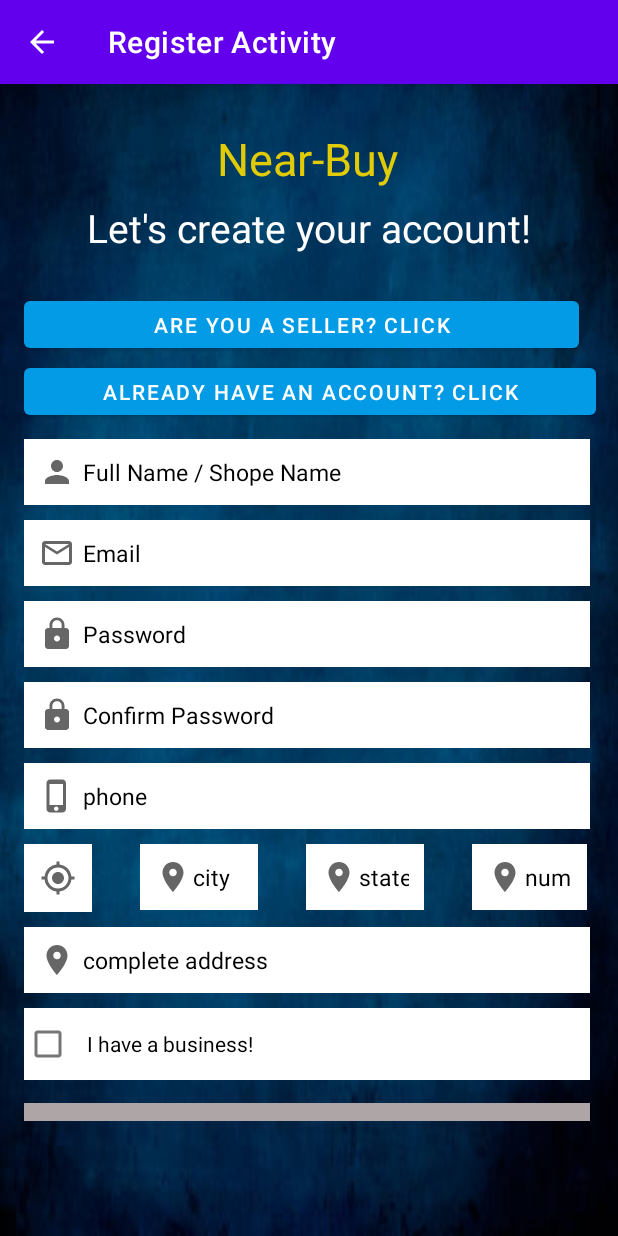
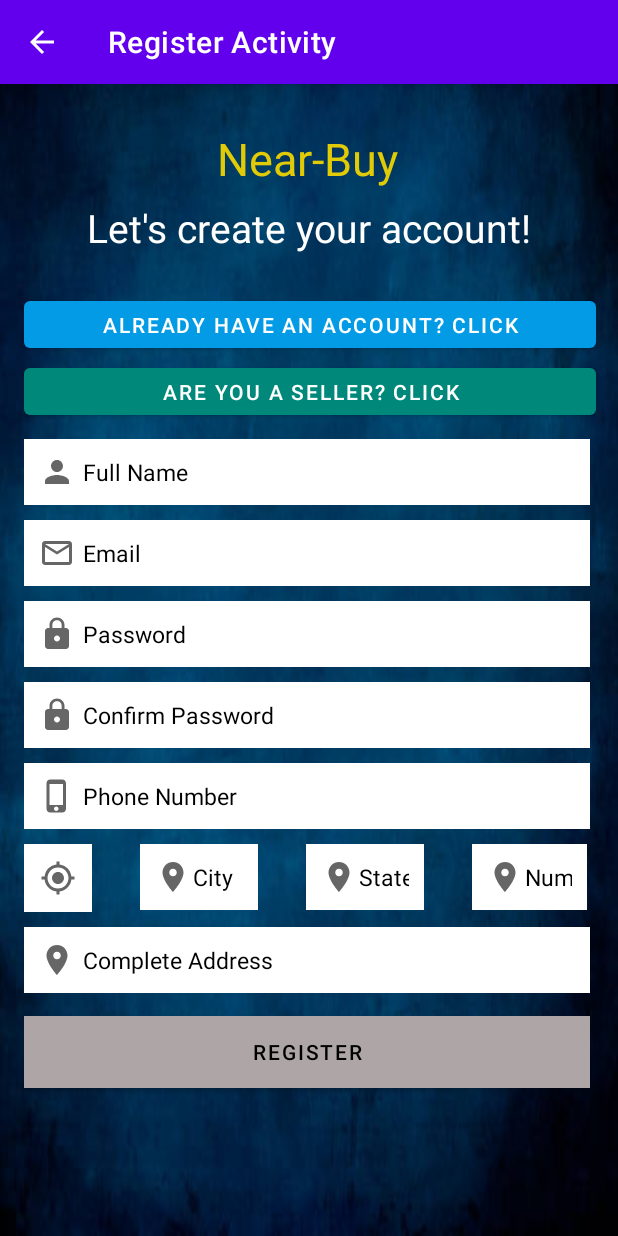
Before and after one commit to spyroy/near_buy, an Android app: the register screen opened directly, with no data from a screen before it, on a phone screen of 412 x 824 dp. Run offline under Robolectric (Android 15) with nearby library versions, the phone set to English and light mode, and no system bars; our stand-ins replace Firebase (no records; nobody signed in at launch, a user with empty details on screens opened directly); Roboto replaces fonts that are not available here.

Commit message:
Minor UI fixes

```diff
--- a/app/src/main/java/com/example/near_buy/RegisterSellerActivity.java
+++ b/app/src/main/java/com/example/near_buy/RegisterSellerActivity.java
@@ -79,12 +79,12 @@ public class RegisterSellerActivity extends AppCompatActivity implements Locatio
             @Override
             public void onClick(View v) {
                 // detect current location
-                if (checklocationPerission()) {
+                if (checklocationPermission()) {
                     //already allowed
                     detectLocation();
                 } else {
                     // not allowed , request
-                    requestlocationPrmission();
+                    requestlocationPermission();
                 }
             }
         });
@@ -224,7 +224,7 @@ public class RegisterSellerActivity extends AppCompatActivity implements Locatio
 
 
     private void detectLocation() {
-        Toast.makeText(this, "Please waite ... ", Toast.LENGTH_SHORT).show();
+        Toast.makeText(this, "Detecting your location", Toast.LENGTH_SHORT).show();
 
         locationManager = (LocationManager) getSystemService(Context.LOCATION_SERVICE);
         if (ActivityCompat.checkSelfPermission(this, Manifest.permission.ACCESS_FINE_LOCATION) != PackageManager.PERMISSION_GRANTED && ActivityCompat.checkSelfPermission(this, Manifest.permission.ACCESS_COARSE_LOCATION) != PackageManager.PERMISSION_GRANTED) {
@@ -241,12 +241,12 @@ public class RegisterSellerActivity extends AppCompatActivity implements Locatio
 
     }
 
-    private boolean checklocationPerission(){
+    private boolean checklocationPermission(){
         boolean result = ContextCompat.checkSelfPermission(this,Manifest.permission.ACCESS_FINE_LOCATION) ==
                 (PackageManager.PERMISSION_GRANTED);
         return  result;
     }
-    private void requestlocationPrmission(){
+    private void requestlocationPermission(){
         ActivityCompat.requestPermissions(this,locationPermissoin,LOCATION_REQUEST_CODE);
     }
 
--- a/app/src/main/res/layout/activity_register.xml
+++ b/app/src/main/res/layout/activity_register.xml
@@ -18,8 +18,22 @@
         app:layout_constraintTop_toBottomOf="@+id/log_in_title">
 
         <Button
+            android:id="@+id/already_have_account"
+            android:layout_width="381dp"
+            android:layout_height="43dp"
+            android:layout_marginStart="16dp"
+            android:layout_marginLeft="16dp"
+            android:layout_marginTop="1dp"
+            android:layout_marginEnd="16dp"
+            android:layout_marginRight="16dp"
+            android:onClick="launchLoginActivity"
+            android:text="@string/already_have_account"
+            android:textColor="#FFFFFF"
+            app:backgroundTint="#039BE5" />
+
+        <Button
             android:id="@+id/register_seller"
-            android:layout_width="370dp"
+            android:layout_width="381dp"
             android:layout_height="43dp"
             android:layout_marginStart="16dp"
             android:layout_marginLeft="16dp"
@@ -28,20 +42,7 @@
             android:layout_marginRight="16dp"
             android:text="Are you a seller? click"
             android:textColor="#FFFFFF"
-            app:backgroundTint="#039BE5" />
-        <Button
-            android:id="@+id/already_have_account"
-            android:layout_width="381dp"
-            android:layout_height="43dp"
-            android:layout_marginStart="16dp"
-            android:layout_marginLeft="16dp"
-            android:layout_marginTop="1dp"
-            android:layout_marginEnd="16dp"
-            android:layout_marginRight="16dp"
-            android:text="@string/already_have_account"
-            android:onClick="launchLoginActivity"
-            android:textColor="#FFFFFF"
-            app:backgroundTint="#039BE5" />
+            app:backgroundTint="#00897B" />
 
         <EditText
             android:id="@+id/full_name"
@@ -57,7 +58,7 @@
             android:drawableLeft="@drawable/ic_baseline_person"
             android:drawablePadding="5dp"
             android:ems="10"
-            android:hint="Full Name / Shope Name"
+            android:hint="Full Name"
             android:inputType="textPersonName"
             android:padding="10dp"
             android:textColor="@color/black"
@@ -142,7 +143,7 @@
             android:drawableLeft="@drawable/ic_baseline_phone_iphone_24"
             android:drawablePadding="5dp"
             android:ems="10"
-            android:hint="phone"
+            android:hint="Phone Number"
             android:inputType="numberDecimal"
             android:padding="10dp"
             android:textColor="@color/black"
@@ -183,7 +184,7 @@
                 android:drawableLeft="@drawable/ic_baseline_location"
                 android:drawablePadding="1dp"
                 android:ems="10"
-                android:hint="city"
+                android:hint="City"
                 android:inputType="textPostalAddress"
                 android:padding="10dp"
                 android:textColor="@color/black"
@@ -205,7 +206,7 @@
                 android:drawableLeft="@drawable/ic_baseline_location"
                 android:drawablePadding="1dp"
                 android:ems="10"
-                android:hint="state"
+                android:hint="State"
                 android:inputType="textPostalAddress"
                 android:padding="10dp"
                 android:textColor="@color/black"
@@ -227,7 +228,7 @@
                 android:drawableLeft="@drawable/ic_baseline_location"
                 android:drawablePadding="1dp"
                 android:ems="10"
-                android:hint="number"
+                android:hint="Num"
                 android:inputType="textPostalAddress"
                 android:padding="10dp"
                 android:textColor="@color/black"
@@ -249,26 +250,12 @@
             android:drawableLeft="@drawable/ic_baseline_location"
             android:drawablePadding="5dp"
             android:ems="10"
-            android:hint="complete address"
+            android:hint="Complete Address"
             android:inputType="textPostalAddress|textImeMultiLine"
             android:padding="10dp"
             android:textColor="@color/black"
             android:textColorHint="@color/black"
             android:textSize="15sp" />
-
-        <CheckBox
-            android:id="@+id/business_checkbox"
-            android:layout_width="match_parent"
-            android:layout_height="wrap_content"
-            android:layout_marginStart="16dp"
-            android:layout_marginLeft="16dp"
-            android:layout_marginTop="10dp"
-            android:layout_marginEnd="16dp"
-            android:layout_marginRight="16dp"
-            android:background="@color/white"
-            android:padding="10dp"
-            android:text="I have a business!"
-            android:textColor="@color/black" />
 
         <Button
             android:id="@+id/Register_button"
--- a/app/src/main/res/layout/activity_register_seller.xml
+++ b/app/src/main/res/layout/activity_register_seller.xml
@@ -138,7 +138,7 @@
             android:drawableLeft="@drawable/ic_baseline_phone_iphone_24"
             android:drawablePadding="5dp"
             android:ems="10"
-            android:hint="phone"
+            android:hint="Phone Number"
             android:inputType="numberDecimal"
             android:padding="10dp"
             android:textColor="@color/black"
@@ -178,7 +178,7 @@
                 android:drawableLeft="@drawable/ic_baseline_location"
                 android:drawablePadding="5dp"
                 android:ems="10"
-                android:hint="Store address"
+                android:hint="Store Address"
                 android:inputType="textPostalAddress|textImeMultiLine"
                 android:padding="10dp"
                 android:textColor="@color/black"
```
Also changed, not shown: 14 other files.
